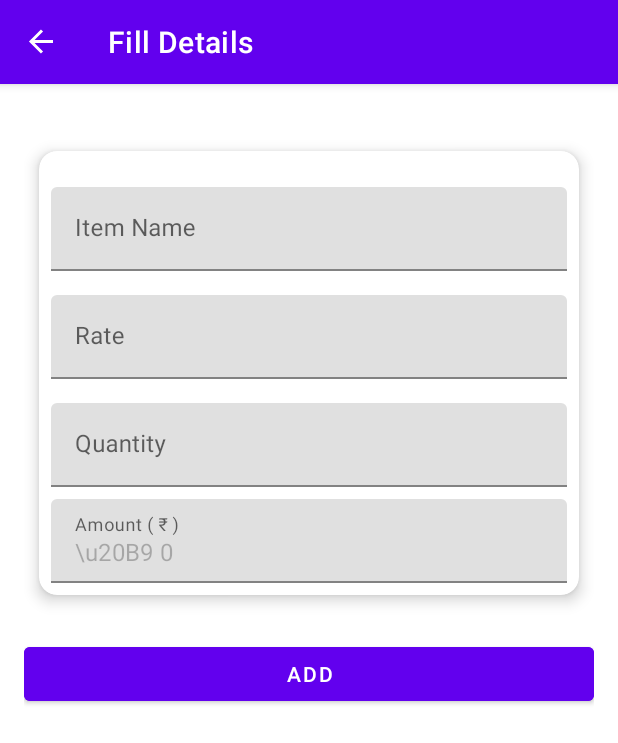
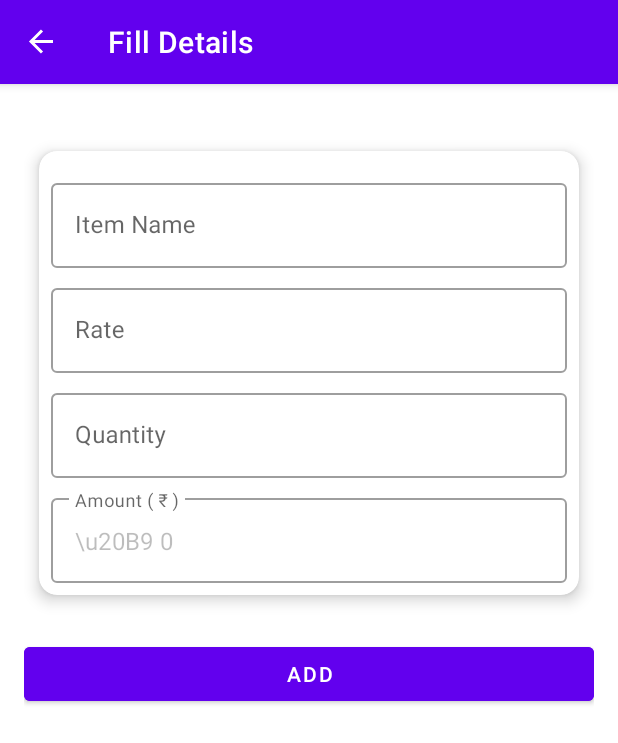
Before and after one commit to Yog8482/RoomDBDataFormKotlin, an Android app: the CreateItemFragment screen opened through its navigation route, on a phone screen of 412 x 824 dp. Shown: the top 743 px of the screen. Run offline under Robolectric (Android 15) with nearby library versions, the phone set to English and light mode, and no system bars; our stand-ins replace Room's generated code, data binding, navigation-ui; 1 statement that could not run was skipped.

Commit message:
Added material style for input layout

```diff
--- a/app/src/main/res/layout/create_item_fragment.xml
+++ b/app/src/main/res/layout/create_item_fragment.xml
@@ -57,7 +57,10 @@
                             android:layout_width="match_parent"
                             android:layout_height="wrap_content"
                             android:layout_marginTop="@dimen/margin_padding_small"
-                            android:hint="@string/item_name">
+                            android:hint="@string/item_name"
+                            style="@style/Widget.MaterialComponents.TextInputLayout.OutlinedBox"
+
+                            >
 
                             <EditText
                                 android:id="@+id/txtItemName"
@@ -74,7 +77,9 @@
                             android:layout_width="match_parent"
                             android:layout_height="wrap_content"
                             android:layout_marginTop="@dimen/margin_padding_small"
-                            android:hint="@string/rate">
+                            android:hint="@string/rate"
+                            style="@style/Widget.MaterialComponents.TextInputLayout.OutlinedBox"
+                            >
 
                             <EditText
                                 android:id="@+id/txtRate"
@@ -90,7 +95,9 @@
                             android:layout_width="match_parent"
                             android:layout_height="wrap_content"
                             android:layout_marginTop="@dimen/margin_padding_small"
-                            android:hint="@string/quantity">
+                            android:hint="@string/quantity"
+                            style="@style/Widget.MaterialComponents.TextInputLayout.OutlinedBox"
+                            >
 
                             <EditText
                                 android:id="@+id/txtQty"
@@ -106,7 +113,10 @@
                             android:layout_width="match_parent"
                             android:layout_height="wrap_content"
                             android:layout_marginTop="@dimen/margin_padding_small"
-                            android:hint="@string/amount">
+                            android:hint="@string/amount"
+                            style="@style/Widget.MaterialComponents.TextInputLayout.OutlinedBox"
+
+                            >
 
                             <EditText
                                 android:id="@+id/txtAmount"
```
